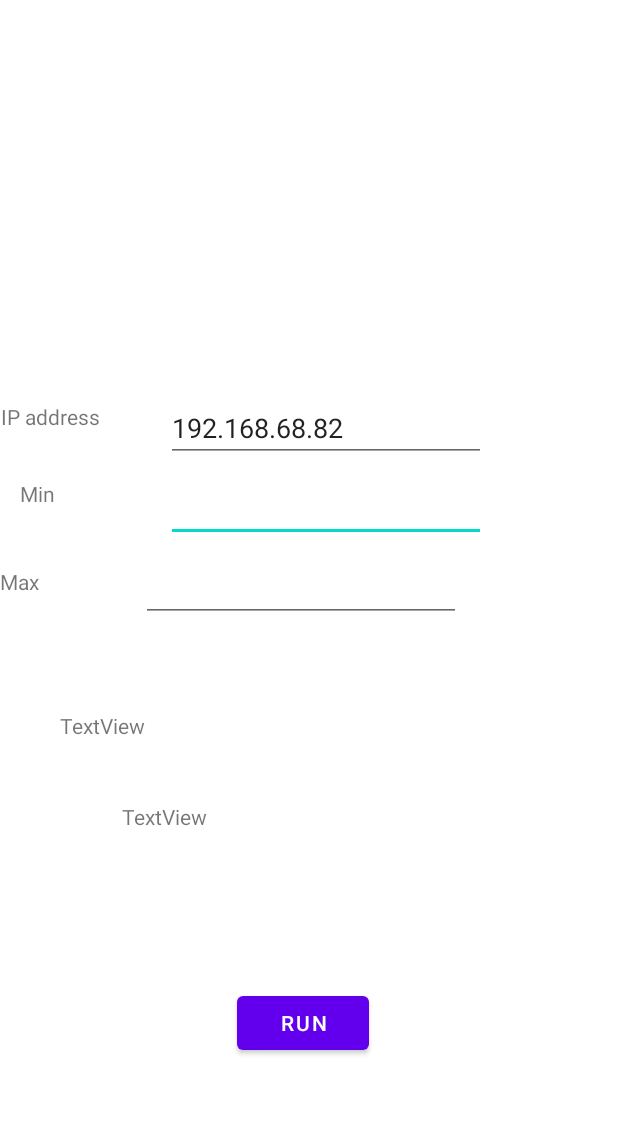
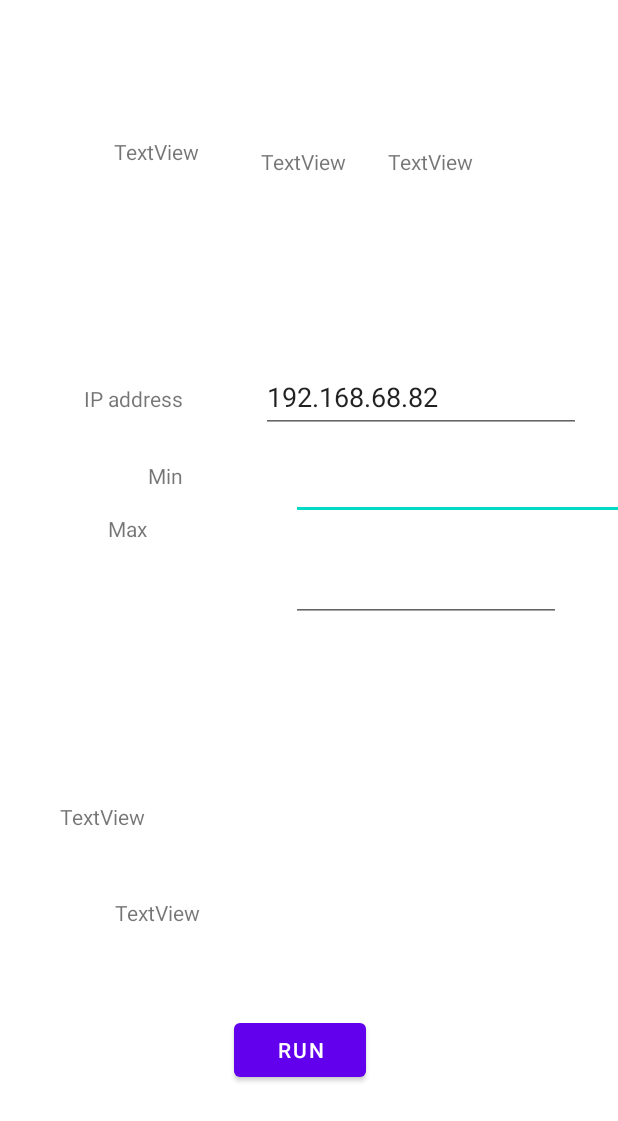
Before and after one commit to marsjupiter1/Masher, an Android app: the layout activity_main.xml on its own in the app's theme, with its tools: preview values and no code run, on a phone screen of 412 x 824 dp. Shown: the top 1121 px of the screen. Run offline under Robolectric (Android 15) with nearby library versions, the phone set to English and light mode, and no system bars.

Commit message:
added json parsing

```diff
--- a/app/src/main/java/com/example/masher/MainActivity.kt
+++ b/app/src/main/java/com/example/masher/MainActivity.kt
@@ -13,6 +13,8 @@ import android.util.Log
 import kotlinx.coroutines.Dispatchers
 import kotlinx.coroutines.GlobalScope
 import kotlinx.coroutines.launch
+import org.json.JSONObject
+import org.json.JSONTokener
 import java.net.URL
 
 class MainActivity : AppCompatActivity() {
@@ -85,11 +87,20 @@ class MainActivity : AppCompatActivity() {
                     var url = "http://".plus( device);
                     binding.textViewResult.setText(url);
                     val result = URL(url).readText().toString()
-
-                    binding.textViewResult.setText(result)
+                    try{
+                        val jsonObject = JSONTokener(result).nextValue() as JSONObject
+                        val low = jsonObject.getString("low")
+                        val high = jsonObject.getString("high")
+                        val c = jsonObject.getString("c")
+                        binding.textViewLow.setText(low.plus("c"))
+                        binding.textViewC.setText(c.plus("c"))
+                        binding.textViewHigh.setText(high.plus("c"))
+                    }catch(e: Exception){
+                        binding.debug.setText(e.toString())
+                    }
                    // binding.textViewResult.setText("blah")
                 } catch (e: Exception) {
-                    binding.textViewResult.setText(e.toString())
+                    binding.debug.setText(e.toString())
                 }
             }
             val editor:SharedPreferences.Editor? =  sharedPref?.edit()
--- a/app/src/main/res/layout/activity_main.xml
+++ b/app/src/main/res/layout/activity_main.xml
@@ -10,8 +10,8 @@
         android:id="@+id/textViewResult"
         android:layout_width="291dp"
         android:layout_height="31dp"
-        android:layout_marginTop="120dp"
-        android:layout_marginEnd="39dp"
+        android:layout_marginTop="184dp"
+        android:layout_marginEnd="44dp"
         android:text="TextView"
         app:layout_constraintEnd_toEndOf="parent"
         app:layout_constraintTop_toBottomOf="@+id/editTextNumberMax" />
@@ -20,39 +20,38 @@
         android:id="@+id/run"
         android:layout_width="wrap_content"
         android:layout_height="wrap_content"
-        android:layout_marginStart="158dp"
-        android:layout_marginBottom="118dp"
+        android:layout_marginStart="156dp"
+        android:layout_marginBottom="100dp"
         android:text="RUN"
         app:layout_constraintBottom_toBottomOf="parent"
         app:layout_constraintStart_toStartOf="parent" />
 
     <EditText
         android:id="@+id/editTextNumberMin"
-        android:layout_width="wrap_content"
-        android:layout_height="wrap_content"
-        android:layout_marginTop="316dp"
-        android:layout_marginEnd="88dp"
+        android:layout_width="266dp"
+        android:layout_height="38dp"
+        android:layout_marginTop="20dp"
         android:ems="10"
         android:inputType="number"
-        app:layout_constraintEnd_toEndOf="parent"
-        app:layout_constraintTop_toTopOf="parent" />
+        android:minHeight="48dp"
+        app:layout_constraintStart_toStartOf="@+id/editTextNumberMax"
+        app:layout_constraintTop_toBottomOf="@+id/editTextUri" />
 
     <TextView
         android:id="@+id/textView"
         android:layout_width="wrap_content"
         android:layout_height="19dp"
         android:layout_marginTop="32dp"
-        android:layout_marginEnd="74dp"
         android:text="Min"
-        app:layout_constraintEnd_toStartOf="@+id/editTextNumberMin"
+        app:layout_constraintEnd_toEndOf="@+id/textView3"
         app:layout_constraintTop_toBottomOf="@+id/textView3" />
 
     <EditText
         android:id="@+id/editTextNumberMax"
-        android:layout_width="wrap_content"
-        android:layout_height="wrap_content"
-        android:layout_marginStart="68dp"
-        android:layout_marginTop="8dp"
+        android:layout_width="180dp"
+        android:layout_height="48dp"
+        android:layout_marginStart="72dp"
+        android:layout_marginTop="20dp"
         android:ems="10"
         android:inputType="number"
         app:layout_constraintStart_toEndOf="@+id/textView2"
@@ -60,34 +59,34 @@
 
     <TextView
         android:id="@+id/textView2"
-        android:layout_width="wrap_content"
-        android:layout_height="0dp"
-        android:layout_marginTop="39dp"
-        android:layout_marginEnd="68dp"
+        android:layout_width="50dp"
+        android:layout_height="19dp"
+        android:layout_marginTop="16dp"
         android:text="Max"
-        app:layout_constraintEnd_toStartOf="@+id/editTextNumberMax"
+        app:layout_constraintEnd_toEndOf="@+id/textView"
         app:layout_constraintTop_toBottomOf="@+id/textView" />
 
     <EditText
         android:id="@+id/editTextUri"
         android:layout_width="wrap_content"
         android:layout_height="wrap_content"
-        android:layout_marginEnd="88dp"
-        android:layout_marginBottom="8dp"
+        android:layout_marginStart="52dp"
+        android:layout_marginTop="123dp"
         android:ems="10"
         android:inputType="textUri"
+        android:minHeight="48dp"
         android:text="192.168.68.82"
-        app:layout_constraintBottom_toTopOf="@+id/editTextNumberMin"
-        app:layout_constraintEnd_toEndOf="parent" />
+        app:layout_constraintStart_toEndOf="@+id/textView3"
+        app:layout_constraintTop_toBottomOf="@+id/textViewC" />
 
     <TextView
         android:id="@+id/textView3"
         android:layout_width="wrap_content"
         android:layout_height="wrap_content"
-        android:layout_marginTop="268dp"
-        android:layout_marginEnd="44dp"
+        android:layout_marginStart="56dp"
+        android:layout_marginTop="256dp"
         android:text="IP address"
-        app:layout_constraintEnd_toStartOf="@+id/editTextUri"
+        app:layout_constraintStart_toStartOf="parent"
         app:layout_constraintTop_toTopOf="parent" />
 
     <androidx.constraintlayout.widget.Guideline
@@ -102,9 +101,39 @@
         android:layout_width="331dp"
         android:layout_height="42dp"
         android:layout_marginStart="40dp"
-        android:layout_marginTop="59dp"
+        android:layout_marginTop="120dp"
         android:text="TextView"
         app:layout_constraintStart_toStartOf="parent"
         app:layout_constraintTop_toBottomOf="@+id/editTextNumberMax" />
 
+    <TextView
+        android:id="@+id/textViewLow"
+        android:layout_width="wrap_content"
+        android:layout_height="wrap_content"
+        android:layout_marginStart="76dp"
+        android:layout_marginTop="91dp"
+        android:text="TextView"
+        app:layout_constraintStart_toStartOf="parent"
+        app:layout_constraintTop_toTopOf="parent" />
+
+    <TextView
+        android:id="@+id/textViewC"
+        android:layout_width="wrap_content"
+        android:layout_height="wrap_content"
+        android:layout_marginStart="41dp"
+        android:layout_marginTop="98dp"
+        android:text="TextView"
+        app:layout_constraintStart_toEndOf="@+id/textViewLow"
+        app:layout_constraintTop_toTopOf="parent" />
+
+    <TextView
+        android:id="@+id/textViewHigh"
+        android:layout_width="wrap_content"
+        android:layout_height="wrap_content"
+        android:layout_marginStart="28dp"
+        android:layout_marginTop="98dp"
+        android:text="TextView"
+        app:layout_constraintStart_toEndOf="@+id/textViewC"
+        app:layout_constraintTop_toTopOf="parent" />
+
 </androidx.constraintlayout.widget.ConstraintLayout>
```
